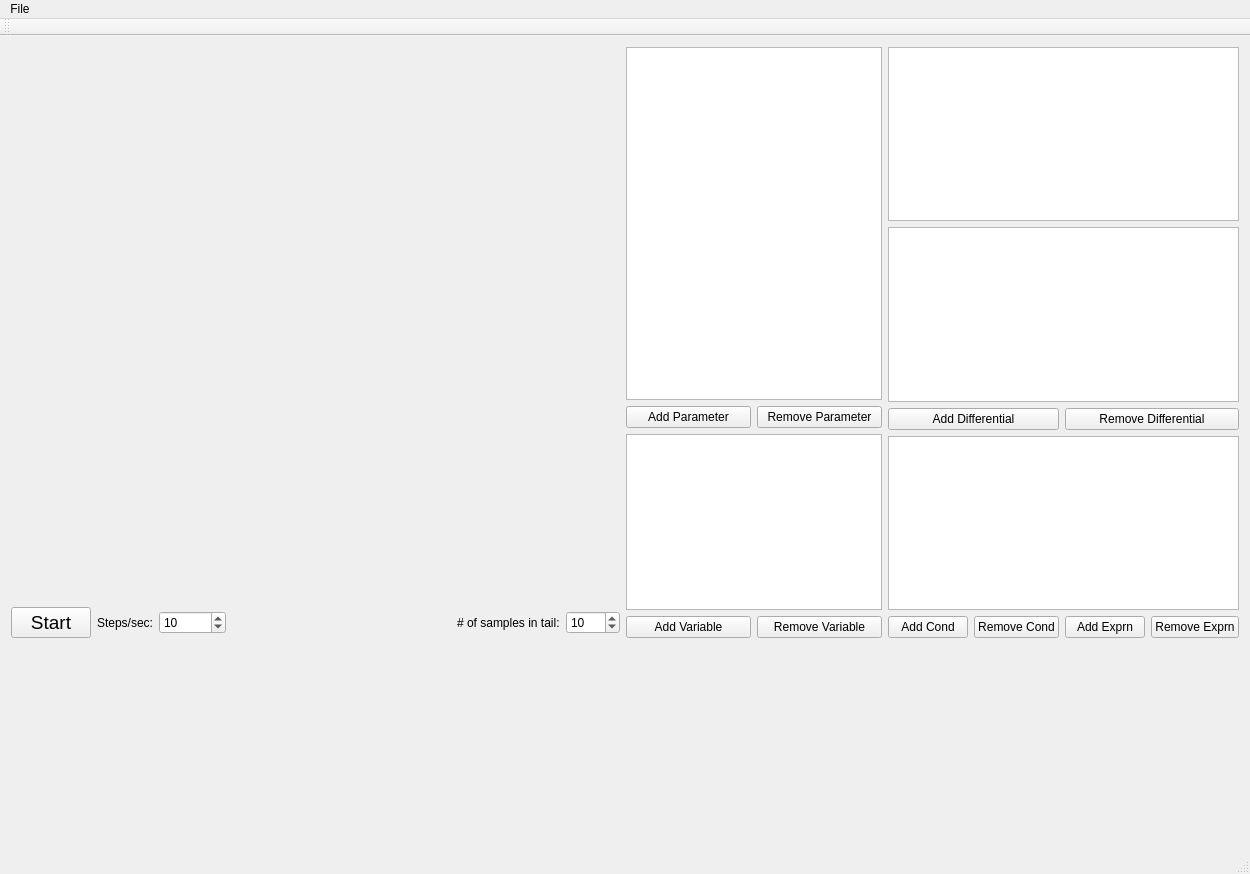
mattphillipsphd/DynaSys, file mainwindow.ui: the form before one commit.
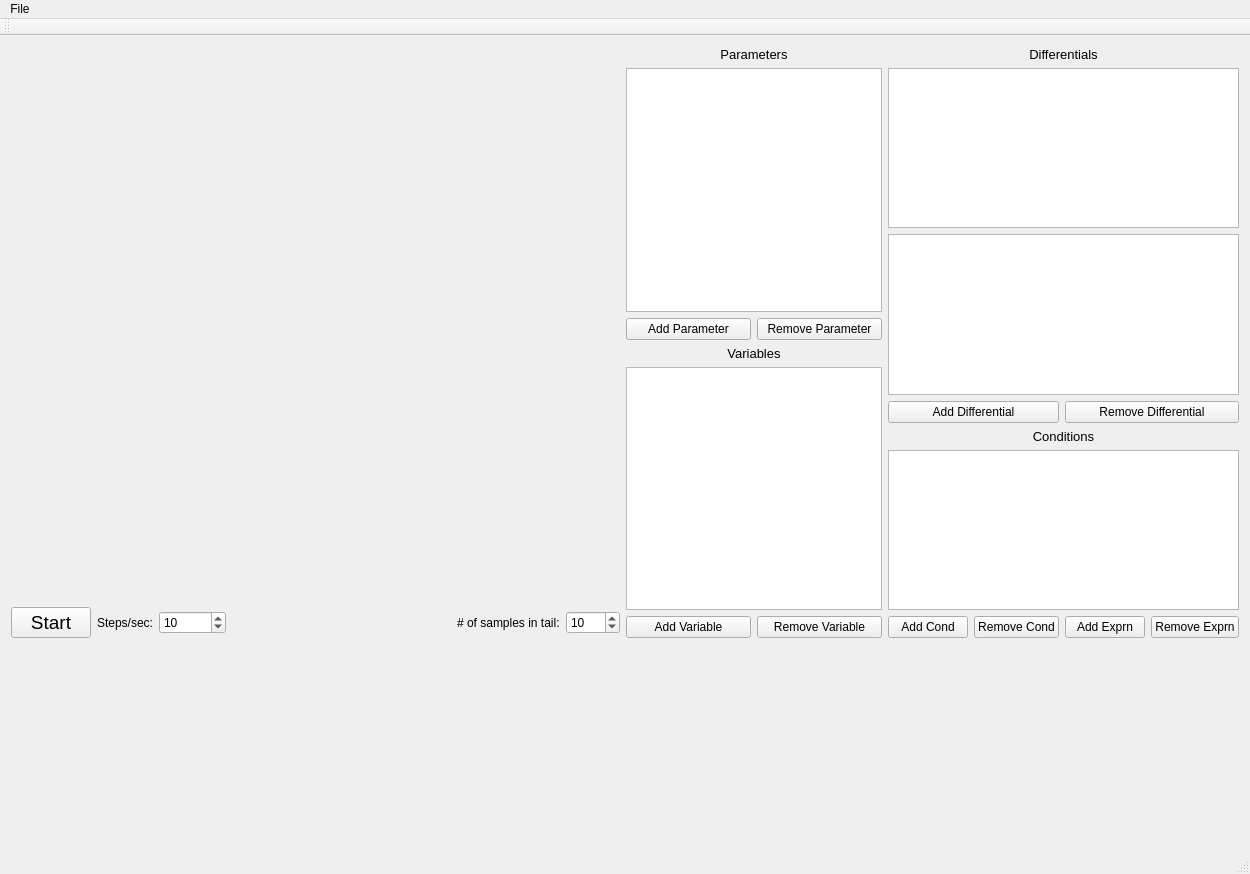
The form after the commit. Custom widgets are drawn as their Qt base class.

What changed in the file:
```diff
--- a/mainwindow.ui
+++ b/mainwindow.ui
@@ -94,53 +94,83 @@
        </layout>
       </item>
       <item>
-       <layout class="QGridLayout" name="gridLayout" rowstretch="2,0,1,0">
-        <item row="1" column="1">
+       <layout class="QGridLayout" name="gridLayout" rowstretch="0,1,0,0,1,0">
+        <item row="2" column="1">
          <widget class="QPushButton" name="btnRemoveParameter">
           <property name="text">
            <string>Remove Parameter</string>
           </property>
          </widget>
         </item>
-        <item row="1" column="0">
+        <item row="2" column="0">
          <widget class="QPushButton" name="btnAddParameter">
           <property name="text">
            <string>Add Parameter</string>
           </property>
          </widget>
         </item>
-        <item row="3" column="1">
+        <item row="5" column="1">
          <widget class="QPushButton" name="btnRemoveVariable">
           <property name="text">
            <string>Remove Variable</string>
           </property>
          </widget>
         </item>
-        <item row="2" column="0" colspan="2">
-         <widget class="QTableView" name="tblVariables"/>
-        </item>
-        <item row="3" column="0">
+        <item row="5" column="0">
          <widget class="QPushButton" name="btnAddVariable">
           <property name="text">
            <string>Add Variable</string>
           </property>
          </widget>
         </item>
-        <item row="0" column="0" colspan="2">
+        <item row="4" column="0" colspan="2">
+         <widget class="QTableView" name="tblVariables"/>
+        </item>
+        <item row="1" column="0" colspan="2">
          <widget class="QTableView" name="tblParameters"/>
         </item>
+        <item row="3" column="0" colspan="2">
+         <widget class="QLabel" name="label_3">
+          <property name="font">
+           <font>
+            <pointsize>10</pointsize>
+           </font>
+          </property>
+          <property name="text">
+           <string>Variables</string>
+          </property>
+          <property name="alignment">
+           <set>Qt::AlignCenter</set>
+          </property>
+         </widget>
+        </item>
+        <item row="0" column="0" colspan="2">
+         <widget class="QLabel" name="label_4">
+          <property name="font">
+           <font>
+            <pointsize>10</pointsize>
+           </font>
+          </property>
+          <property name="text">
+           <string>Parameters</string>
+          </property>
+          <property name="alignment">
+           <set>Qt::AlignCenter</set>
+          </property>
+         </widget>
+        </item>
        </layout>
       </item>
       <item>
        <layout class="QGridLayout" name="gridLayout_2">
-        <item row="4" column="3">
+        <item row="6" column="3">
          <widget class="QPushButton" name="btnRemoveExpression">
           <property name="text">
            <string>Remove Exprn</string>
           </property>
          </widget>
         </item>
-        <item row="3" column="0" colspan="4">
+        <item row="5" column="0" colspan="4">
          <widget class="QColumnView" name="clmConditions">
           <property name="defaultDropAction">
            <enum>Qt::IgnoreAction</enum>
@@ -150,47 +180,77 @@
           </property>
          </widget>
         </item>
-        <item row="4" column="2">
+        <item row="6" column="2">
          <widget class="QPushButton" name="btnAddExpression">
           <property name="text">
            <string>Add Exprn</string>
           </property>
          </widget>
         </item>
-        <item row="4" column="0">
+        <item row="6" column="0">
          <widget class="QPushButton" name="btnAddCondition">
           <property name="text">
            <string>Add Cond</string>
           </property>
          </widget>
         </item>
-        <item row="0" column="0" colspan="4">
-         <widget class="QTableView" name="tblDifferentials"/>
-        </item>
         <item row="1" column="0" colspan="4">
+         <widget class="QTableView" name="tblDifferentials"/>
+        </item>
+        <item row="6" column="1">
+         <widget class="QPushButton" name="btnRemoveCondition">
+          <property name="text">
+           <string>Remove Cond</string>
+          </property>
+         </widget>
+        </item>
+        <item row="2" column="0" colspan="4">
          <widget class="QTableView" name="tblInitConds"/>
         </item>
-        <item row="2" column="2" colspan="2">
+        <item row="3" column="2" colspan="2">
          <widget class="QPushButton" name="btnRemoveDiff">
           <property name="text">
            <string>Remove Differential</string>
           </property>
          </widget>
         </item>
-        <item row="4" column="1">
-         <widget class="QPushButton" name="btnRemoveCondition">
-          <property name="text">
-           <string>Remove Cond</string>
-          </property>
-         </widget>
-        </item>
-        <item row="2" column="0" colspan="2">
+        <item row="3" column="0" colspan="2">
          <widget class="QPushButton" name="btnAddDiff">
           <property name="text">
            <string>Add Differential</string>
           </property>
          </widget>
         </item>
+        <item row="0" column="0" colspan="4">
+         <widget class="QLabel" name="label_5">
+          <property name="font">
+           <font>
+            <pointsize>10</pointsize>
+           </font>
+          </property>
+          <property name="text">
+           <string>Differentials</string>
+          </property>
+          <property name="alignment">
+           <set>Qt::AlignCenter</set>
+          </property>
+         </widget>
+        </item>
+        <item row="4" column="0" colspan="4">
+         <widget class="QLabel" name="label_6">
+          <property name="font">
+           <font>
+            <pointsize>10</pointsize>
+           </font>
+          </property>
+          <property name="text">
+           <string>Conditions</string>
+          </property>
+          <property name="alignment">
+           <set>Qt::AlignCenter</set>
+          </property>
+         </widget>
+        </item>
        </layout>
       </item>
      </layout>
@@ -206,7 +266,7 @@
      <x>0</x>
      <y>0</y>
      <width>1250</width>
-     <height>20</height>
+     <height>26</height>
     </rect>
    </property>
    <widget class="QMenu" name="menuFile">
```
